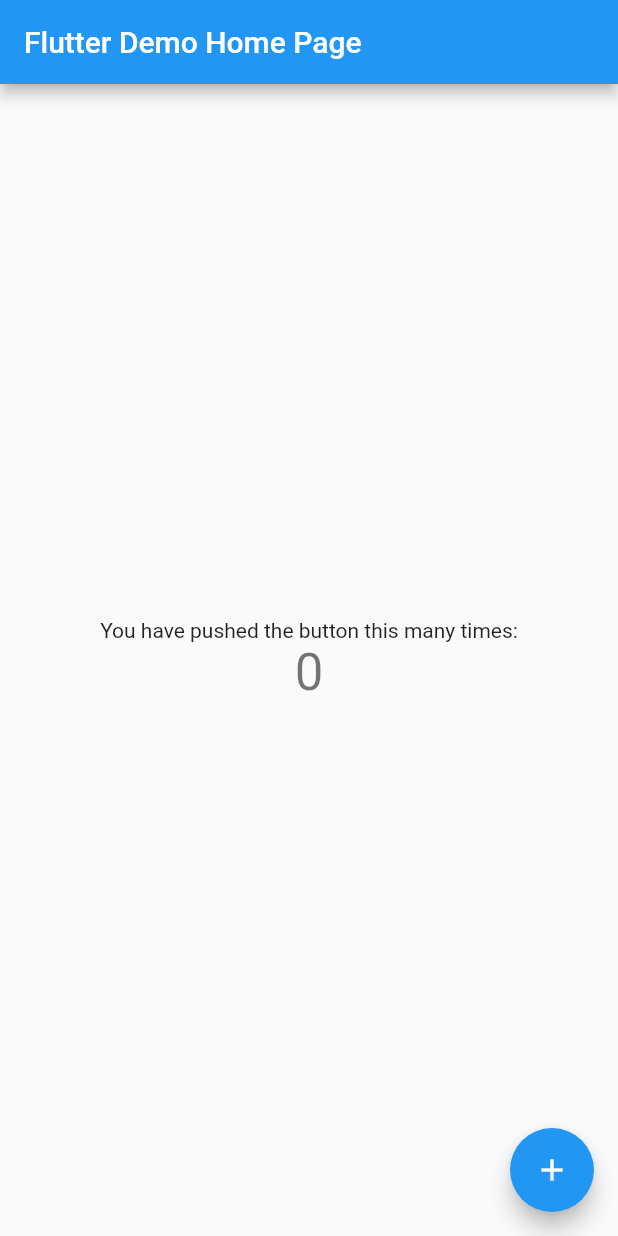
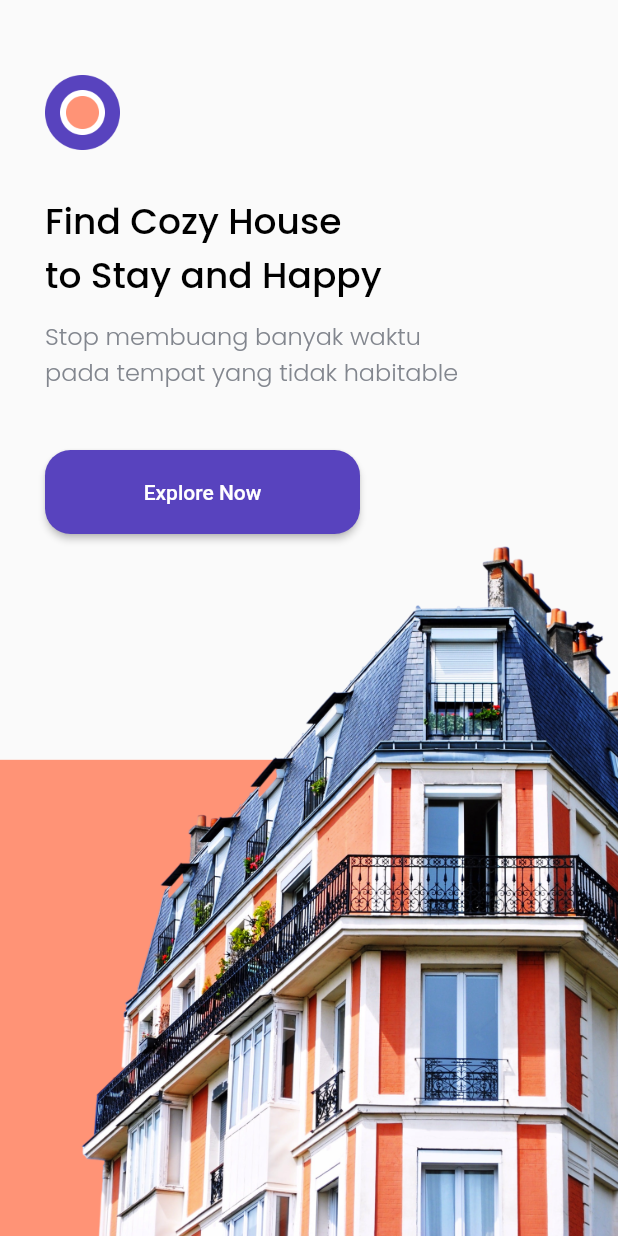
Before and after one commit to aprildapeter/findhouseapp, a Flutter app: the screen it shows after launch, on a phone screen of 412 x 824 dp. Run offline on Flutter 3.47's test engine with Material 2 defaults, Android fonts, the light colour scheme and no system bars; our stand-ins replace google_fonts.

Commit message:
build splash page

```diff
--- a/lib/main.dart
+++ b/lib/main.dart
@@ -1,3 +1,4 @@
+import 'package:findhouseapp/pages/splash_page.dart';
 import 'package:flutter/material.dart';
 
 void main() {
@@ -5,111 +6,12 @@
 }
 
 class MyApp extends StatelessWidget {
-  const MyApp({key});
+  const MyApp({Key key}) : super(key: key);
 
-  // This widget is the root of your application.
   @override
   Widget build(BuildContext context) {
-    return MaterialApp(
-      title: 'Flutter Demo',
-      theme: ThemeData(
-        // This is the theme of your application.
-        //
-        // Try running your application with "flutter run". You'll see the
-        // application has a blue toolbar. Then, without quitting the app, try
-        // changing the primarySwatch below to Colors.green and then invoke
-        // "hot reload" (press "r" in the console where you ran "flutter run",
-        // or simply save your changes to "hot reload" in a Flutter IDE).
-        // Notice that the counter didn't reset back to zero; the application
-        // is not restarted.
-        primarySwatch: Colors.blue,
-      ),
-      home: const MyHomePage(title: 'Flutter Demo Home Page'),
+    return const MaterialApp(
+      home: SplashPage(),
     );
   }
 }
-
-class MyHomePage extends StatefulWidget {
-  const MyHomePage({key, this.title});
-
-  // This widget is the home page of your application. It is stateful, meaning
-  // that it has a State object (defined below) that contains fields that affect
-  // how it looks.
-
-  // This class is the configuration for the state. It holds the values (in this
-  // case the title) provided by the parent (in this case the App widget) and
-  // used by the build method of the State. Fields in a Widget subclass are
-  // always marked "final".
-
-  final String title;
-
-  @override
-  State<MyHomePage> createState() => _MyHomePageState();
-}
-
-class _MyHomePageState extends State<MyHomePage> {
-  int _counter = 0;
-
-  void _incrementCounter() {
-    setState(() {
-      // This call to setState tells the Flutter framework that something has
-      // changed in this State, which causes it to rerun the build method below
-      // so that the display can reflect the updated values. If we changed
-      // _counter without calling setState(), then the build method would not be
-      // called again, and so nothing would appear to happen.
-      _counter++;
-    });
-  }
-
-  @override
-  Widget build(BuildContext context) {
-    // This method is rerun every time setState is called, for instance as done
-    // by the _incrementCounter method above.
-    //
-    // The Flutter framework has been optimized to make rerunning build methods
-    // fast, so that you can just rebuild anything that needs updating rather
-    // than having to individually change instances of widgets.
-    return Scaffold(
-      appBar: AppBar(
-        // Here we take the value from the MyHomePage object that was created by
-        // the App.build method, and use it to set our appbar title.
-        title: Text(widget.title),
-      ),
-      body: Center(
-        // Center is a layout widget. It takes a single child and positions it
-        // in the middle of the parent.
-        child: Column(
-          // Column is also a layout widget. It takes a list of children and
-          // arranges them vertically. By default, it sizes itself to fit its
-          // children horizontally, and tries to be as tall as its parent.
-          //
-          // Invoke "debug painting" (press "p" in the console, choose the
-          // "Toggle Debug Paint" action from the Flutter Inspector in Android
-          // Studio, or the "Toggle Debug Paint" command in Visual Studio Code)
-          // to see the wireframe for each widget.
-          //
-          // Column has various properties to control how it sizes itself and
-          // how it positions its children. Here we use mainAxisAlignment to
-          // center the children vertically; the main axis here is the vertical
-          // axis because Columns are vertical (the cross axis would be
-          // horizontal).
-          mainAxisAlignment: MainAxisAlignment.center,
-          children: <Widget>[
-            const Text(
-              'You have pushed the button this many times:',
-            ),
-            Text(
-              '$_counter',
-              style: Theme.of(context).textTheme.headlineMedium,
-            ),
-          ],
-        ),
-      ),
-      floatingActionButton: FloatingActionButton(
-        onPressed: _incrementCounter,
-        tooltip: 'Increment',
-        child: const Icon(Icons.add),
-      ), // This trailing comma makes auto-formatting nicer for build methods.
-    );
-  }
-}
--- /dev/null
+++ b/lib/pages/home_page.dart
@@ -0,0 +1,14 @@
+import 'package:flutter/material.dart';
+
+class Home extends StatelessWidget {
+  const Home({Key key}) : super(key: key);
+
+  @override
+  Widget build(BuildContext context) {
+    return Scaffold(
+      body: SafeArea(
+        child: Text('Home Page'),
+      ),
+    );
+  }
+}
--- /dev/null
+++ b/lib/pages/splash_page.dart
@@ -0,0 +1,80 @@
+import 'package:findhouseapp/pages/home_page.dart';
+import 'package:flutter/material.dart';
+import 'package:findhouseapp/theme.dart';
+
+class SplashPage extends StatelessWidget {
+  const SplashPage({Key key}) : super(key: key);
+
+  @override
+  Widget build(BuildContext context) {
+    return Scaffold(
+      body: SafeArea(
+        bottom: false,
+        child: Stack(
+          children: [
+            Align(
+                alignment: Alignment.bottomCenter,
+                child: Image.asset('assets/splash_image.png')),
+            Padding(
+              padding: const EdgeInsets.only(
+                top: 50,
+                left: 30,
+              ),
+              child: Column(
+                crossAxisAlignment: CrossAxisAlignment.start,
+                children: [
+                  Container(
+                    height: 50,
+                    width: 50,
+                    decoration: BoxDecoration(
+                        image: DecorationImage(
+                            image: AssetImage('assets/logo.png'))),
+                  ),
+                  SizedBox(
+                    height: 30,
+                  ),
+                  Text(
+                    'Find Cozy House\nto Stay and Happy',
+                    style: blackTextStyle.copyWith(fontSize: 24),
+                  ),
+                  SizedBox(
+                    height: 10,
+                  ),
+                  Text(
+                    'Stop membuang banyak waktu\npada tempat yang tidak habitable',
+                    style: greyTextStyle.copyWith(
+                      fontSize: 16,
+                    ),
+                  ),
+                  SizedBox(
+                    height: 40,
+                  ),
+                  Container(
+                    height: 56,
+                    width: 210,
+                    child: ElevatedButton(
+                        style: ButtonStyle(
+                            backgroundColor:
+                                MaterialStateProperty.all<Color>(purpelColor),
+                            shape: MaterialStateProperty.all(
+                                RoundedRectangleBorder(
+                                    borderRadius: BorderRadius.circular(17)))),
+                        onPressed: () {
+                          Navigator.push(
+                            context,
+                            MaterialPageRoute(
+                              builder: (context) => Home(),
+                            ),
+                          );
+                        },
+                        child: Text('Explore Now')),
+                  )
+                ],
+              ),
+            ),
+          ],
+        ),
+      ),
+    );
+  }
+}
--- a/pubspec.yaml
+++ b/pubspec.yaml
@@ -60,8 +60,8 @@
   uses-material-design: true
 
   # To add assets to your application, add an assets section, like this:
-  # assets:
-  #   - images/a_dot_burr.jpeg
+  assets:
+    - assets/
   #   - images/a_dot_ham.jpeg
 
   # An image asset can refer to one or more resolution-specific "variants", see
```
